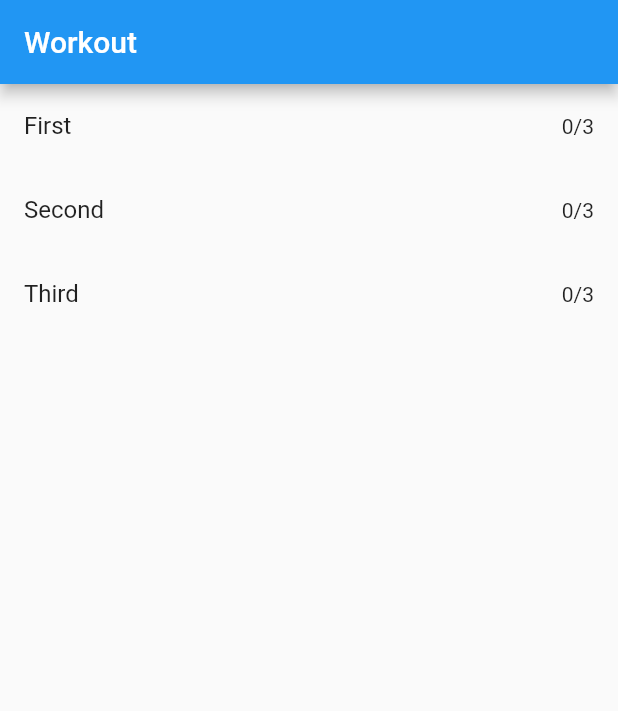
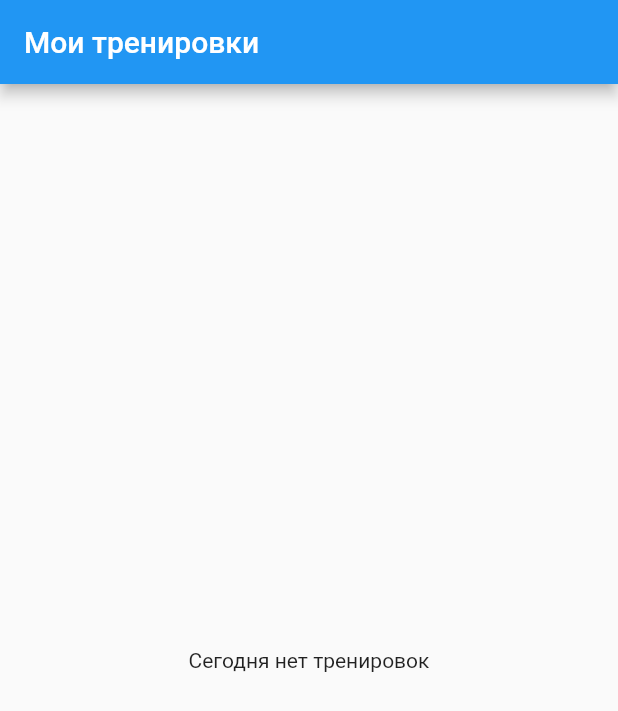
Before and after one commit to AlexeyZatsepin/Workout, a Flutter app: the screen it shows after launch, on a phone screen of 412 x 824 dp. Shown: the top 711 px of the screen. Run offline on Flutter 3.47's test engine with Material 2 defaults, Android fonts, the phone set to English and light mode, and no system bars.

Commit message:
add my trainigs

```diff
--- a/lib/main.dart
+++ b/lib/main.dart
@@ -1,25 +1,39 @@
 import 'package:flutter/material.dart';
+
+var monday = ['Обратные скручивания',
+              'Подъем ног в висе',
+              'Жим гантелей лежа на горизонтальной скамье',
+              'Разводка гантелей лежа на горизонтальной скамье',
+              'Французский жим',
+              'Жим лежа узким хватом',
+              'Жим вниз на верхнем блоке'];
+var wednesday = ['Скручивания на блоке',
+              'Тяга штанги к поясу в наклоне',
+              'Тяга верхнего блока к груди широким хватом',
+              'Подтягивания широким хватом до груди',
+              'Тяги нижнего блока',
+              'Сгибание рук в локтевом суставе со штангой стоя',
+              'Подъем штанги на бицепс на скамье Скотта',
+              'Подъем рук с гантелями через стороны в положении стоя',
+              'Тяга штанги к подбородку'];
+var friday = ['Подъем туловища на римском стуле',
+              'Отведение рук назад в тренажере пек-дек',
+              'Махи гантелями или разведение гантелей в наклоне'
+              'Упражнение велосипед'];
 
 void main() => runApp(new MyApp());
 
 class MyApp extends StatelessWidget {
   @override
   Widget build(BuildContext context) {
-    final title = 'Workout';
-
+    final title = 'Мои тренировки';
     return new MaterialApp(
       title: title,
       home: new Scaffold(
         appBar: new AppBar(
           title: new Text(title),
         ),
-        body: new ListView(
-          children: <Widget>[
-            new ItemView(text:'First'),
-            new ItemView(text:'Second'),
-            new ItemView(text:'Third',),
-          ],
-        ),
+        body: generatePage(),
       ),
     );
   }
@@ -54,3 +68,26 @@ class ItemViewState extends State<ItemView> {
     );
   }
 }
+
+Widget generatePage() {
+  DateTime now = new DateTime.now();
+  var data;
+  if (now.weekday == DateTime.monday) {
+    data = monday;
+  } else if (now.weekday == DateTime.wednesday) {
+    data = wednesday;
+  } else if (now.weekday == DateTime.friday) {
+    data = friday;
+  } else {
+    return new Center(
+        child: new Text("Сегодня нет тренировок")
+    );
+  }
+  var widgets;
+  for (var item in data) {
+    widgets.add(new ItemView(text:item));
+  }
+  return new ListView(
+    children: widgets,
+  );
+}
```
